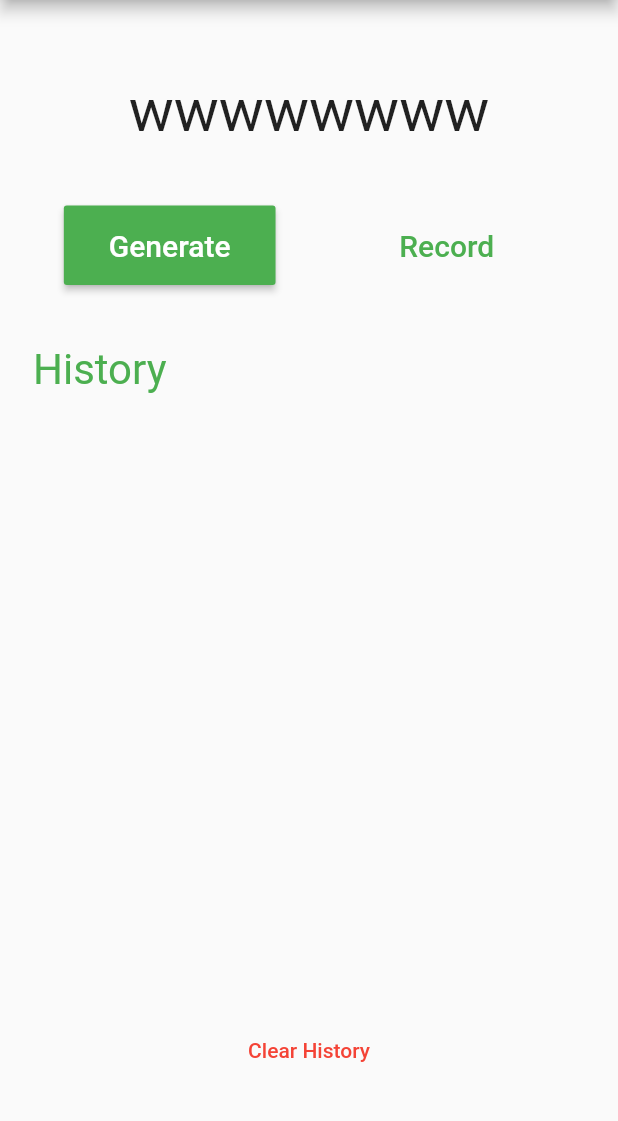
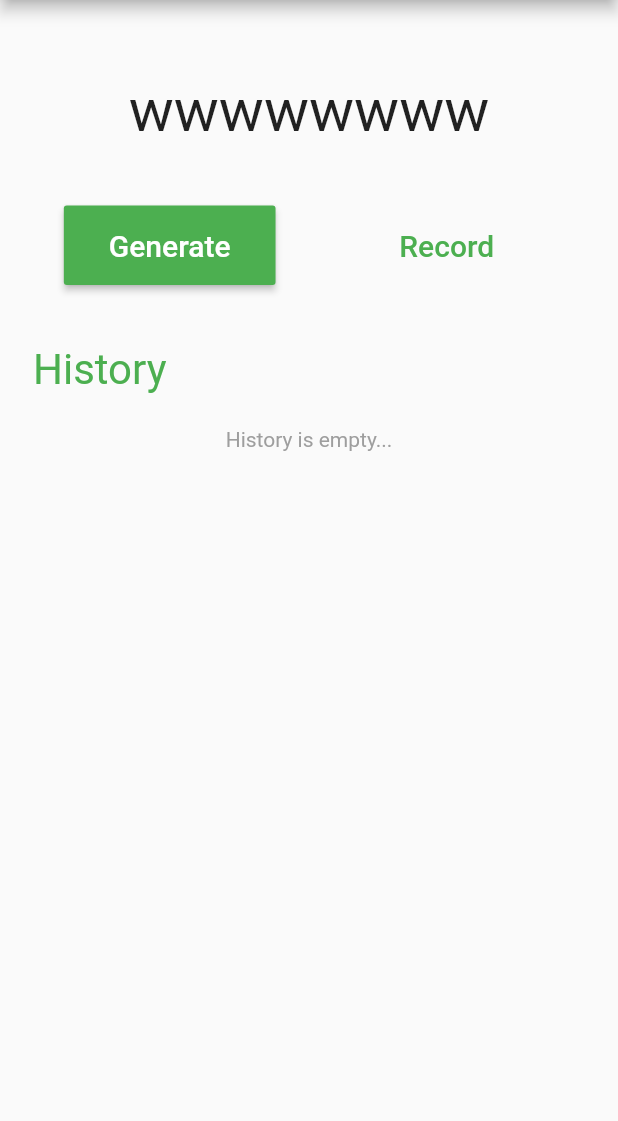
Before and after one commit to musicq/Password-Manger, a Flutter app: the screen it shows after launch, on a phone screen of 412 x 824 dp, the part 84-1205 px from its top. Run offline on Flutter 3.47's test engine with Material 2 defaults, Android fonts, the phone set to English and light mode, and no system bars.

Commit message:
feat: add confirm dialog when clear history

```diff
--- a/lib/pages/Home/Home.dart
+++ b/lib/pages/Home/Home.dart
@@ -26,6 +26,8 @@ class _HomeState extends State<Home> {
 
   @override
   Widget build(BuildContext context) {
+    final hasHistory = history.length != 0;
+
     return Center(
       child: Padding(
         padding: EdgeInsets.only(top: 50),
@@ -82,7 +84,8 @@ class _HomeState extends State<Home> {
                       ),
                     ),
                     Expanded(
-                      child: ListView.builder(
+                      child: hasHistory
+                          ? ListView.builder(
                               padding: const EdgeInsets.all(8),
                               itemCount: history.length,
                               itemBuilder: (BuildContext context, int index) {
@@ -100,6 +103,10 @@ class _HomeState extends State<Home> {
                                         ),
                                 );
                               },
+                            )
+                          : Text(
+                              "History is empty...",
+                              style: TextStyle(color: Colors.grey),
                             ),
                     ),
                   ],
@@ -108,14 +115,17 @@ class _HomeState extends State<Home> {
             ),
             Padding(
               padding: EdgeInsets.only(bottom: 40, top: 20),
-              child: MaterialButton(
-                padding: EdgeInsets.symmetric(vertical: 20, horizontal: 40),
+              child: hasHistory
+                  ? MaterialButton(
+                      padding:
+                          EdgeInsets.symmetric(vertical: 20, horizontal: 40),
                       child: Text(
                         'Clear History',
                         style: TextStyle(color: Colors.red),
                       ),
                       onPressed: onClearHistory,
-              ),
+                    )
+                  : null,
             )
           ],
         ),
@@ -164,8 +174,32 @@ class _HomeState extends State<Home> {
     onUpdateHistory();
   }
 
-  void onClearHistory() async {
+  Future<void> onClearHistory() async {
+    return showDialog<void>(
+      context: context,
+      barrierDismissible: false,
+      builder: (BuildContext context) {
+        return AlertDialog(
+          title: Text("Heads up!"),
+          content: Text("Are you sure to clear history?"),
+          actions: <Widget>[
+            FlatButton(
+              child: Text("Confirm"),
+              onPressed: () async {
                 await clearHistory();
                 onUpdateHistory();
+                Navigator.of(context).pop();
+              },
+            ),
+            MaterialButton(
+              child: Text("Cancel"),
+              onPressed: () {
+                Navigator.of(context).pop();
+              },
+            ),
+          ],
+        );
+      },
+    );
   }
 }
```
Lines whose indentation alone changed are shown as unchanged.
